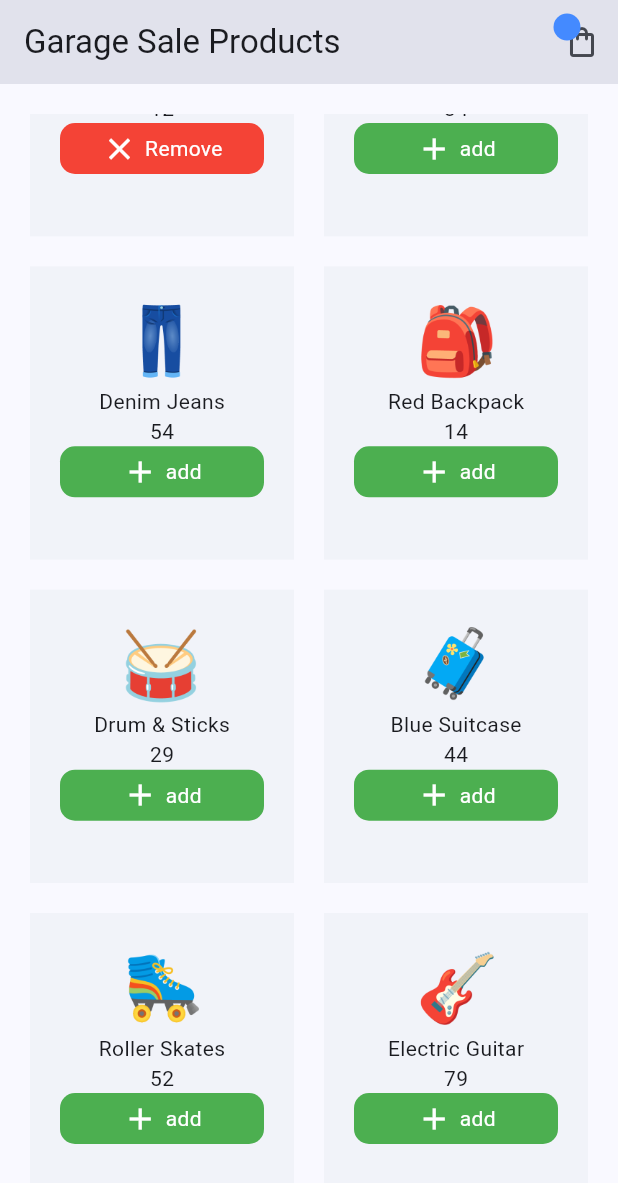
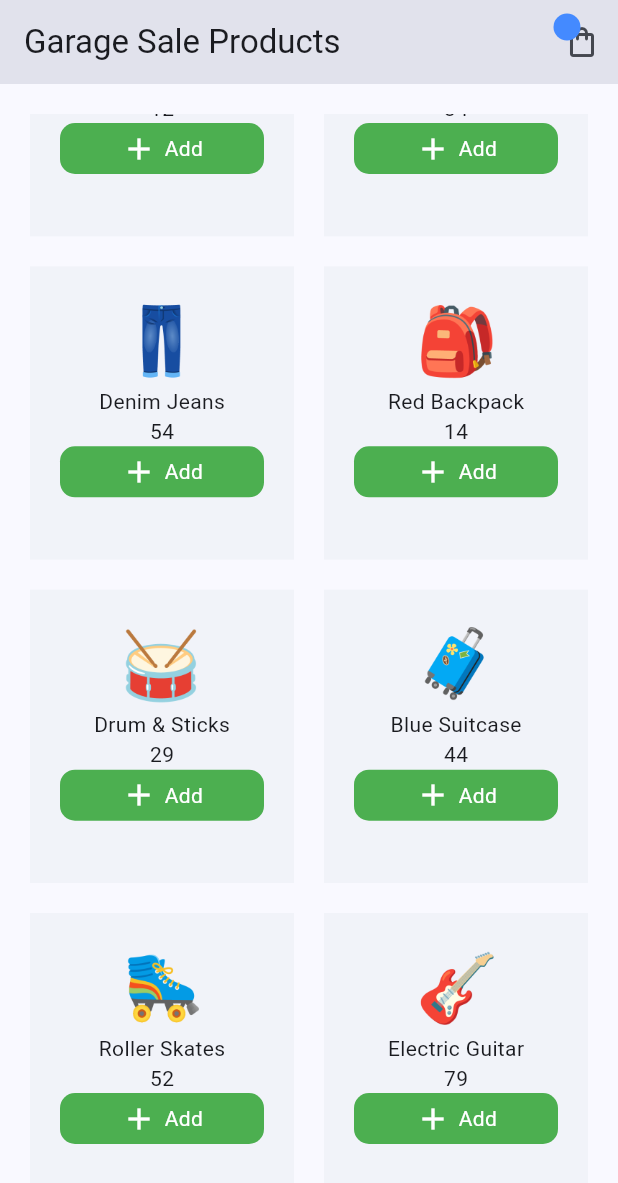
Before and after one commit to Ali-Ramadan3/riverpod_example, a Flutter app: the screen it shows after launch, scrolled down 114 dp, after a tap on "Remove", on a phone screen of 412 x 824 dp. Shown: the top 1183 px of the screen. Run offline on Flutter 3.47's test engine with Material 3 defaults, Android fonts, the phone set to English and light mode, and no system bars; our stand-ins replace flutter_riverpod, riverpod_annotation; generated files the repository leaves out were written again.

Commit message:
- update home screen - add action when button clicked

```diff
--- a/lib/screens/home/home_screen.dart
+++ b/lib/screens/home/home_screen.dart
@@ -2,6 +2,7 @@ import 'package:flutter/material.dart';
 import 'package:flutter_riverpod/flutter_riverpod.dart';
 import 'package:riverpod_example/provider/cart_notifier.dart';
 import 'package:riverpod_example/provider/product_provider.dart';
+import 'package:riverpod_example/shared/add_and_remove_button.dart';
 import 'package:riverpod_example/shared/cart_icon.dart';
 
 class HomeScreen extends ConsumerWidget {
@@ -36,46 +37,13 @@ class HomeScreen extends ConsumerWidget {
                   Text(allProducts[index].title),
                   Text(allProducts[index].price.toString()),
                   (cartProducts.contains(allProducts[index]))==true?
-                   InkWell(
-                     onTap: () {},
-                     child: Container(
-                       width: double.maxFinite,
-                       padding: const EdgeInsets.all(5),
-                       decoration: BoxDecoration(
-                         color: Colors.red,
-                         borderRadius: BorderRadius.circular(10),
-                       ),
-                       child: const Row(
-                         mainAxisAlignment: MainAxisAlignment.center,
-                         crossAxisAlignment: CrossAxisAlignment.center,
-                         children: [
-                           Icon(Icons.close_sharp, color: Colors.white),
-                            SizedBox(width: 5),
-                            Text("Remove", style: TextStyle(color: Colors.white),),
-                         ],
-                       ),
-                     ),
-                   ):
-                  InkWell(
-                    onTap: () {},
-                    child: Container(
-                      width: double.maxFinite,
-                      padding: const EdgeInsets.all(5),
-                      decoration: BoxDecoration(
-                        color: Colors.green,
-                        borderRadius: BorderRadius.circular(10),
-                      ),
-                      child: const Row(
-                        mainAxisAlignment: MainAxisAlignment.center,
-                        crossAxisAlignment: CrossAxisAlignment.center,
-                        children: [
-                          Icon(Icons.add, color: Colors.white),
-                          SizedBox(width: 5),
-                          Text("add", style: TextStyle(color: Colors.white),),
-                        ],
-                      ),
-                    ),
-                  ),
+                  AddAndRemoveButton(onPressed: (){
+                    ref.read(cartNotifierProvider.notifier).removeProduct(allProducts[index]);
+                  }, title: "Remove"):
+                  AddAndRemoveButton(onPressed: (){
+                    ref.read(cartNotifierProvider.notifier).addProduct(allProducts[index]);
+                  }, title: "Add")
+
 
                 ],
               ),
```
